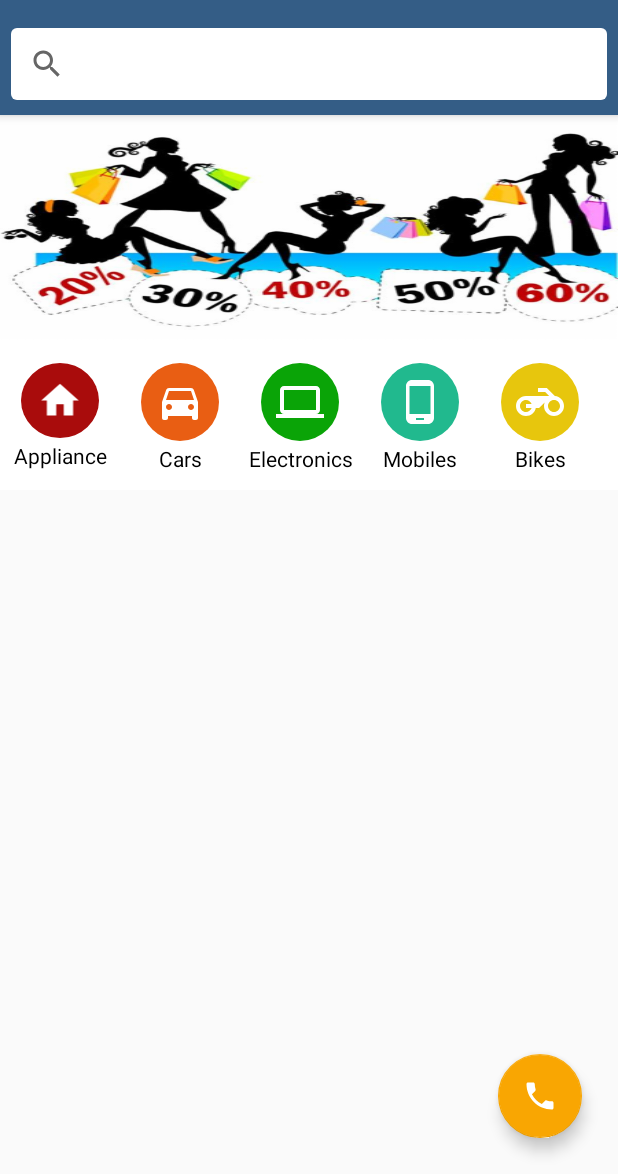
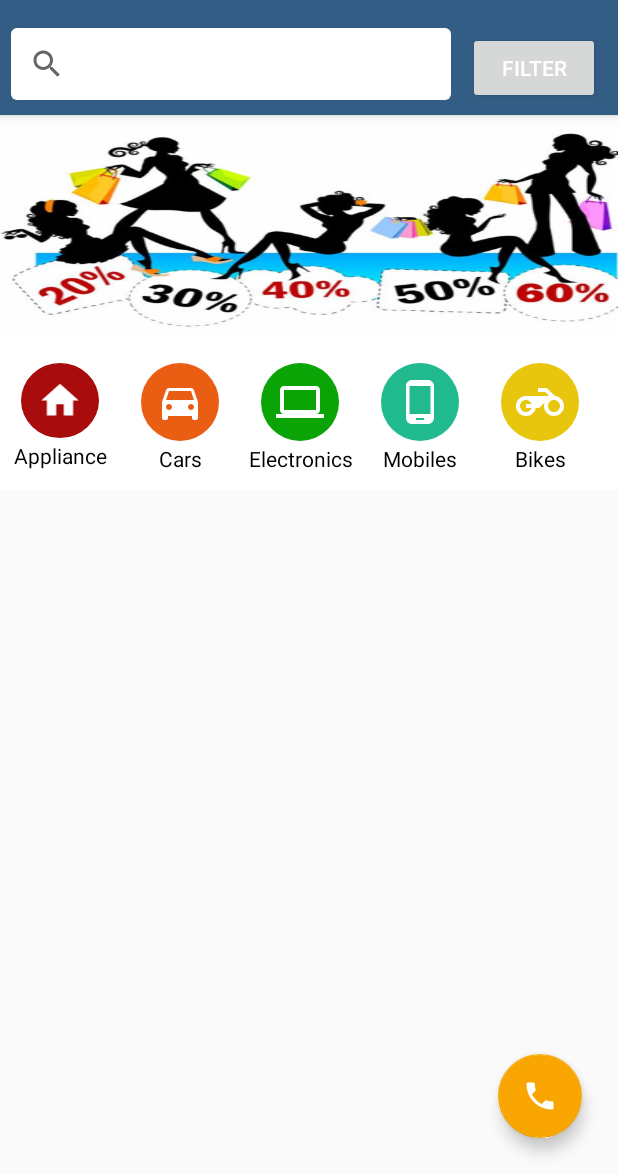
Before and after one commit to AndroidPayal/Ecommerce1, an Android app: the screen it shows after launch (GuestActivity), on a phone screen of 412 x 824 dp, the part 62-1236 px from its top. Run offline under Robolectric (Android 15) with nearby library versions, the phone set to English and light mode, and no system bars; our stand-ins replace Picasso, Volley; network calls fail; pictures from the network do not load; Roboto replaces fonts that are not available here.

Commit message:
CHANGES MADE AT 6:16 PM AFTER MODULE FAIL WARNING ON UNMESH'S SYSTEM

```diff
--- /dev/null
+++ b/app/src/main/res/drawable/ic_settings_input_component_white_24dp.xml
@@ -0,0 +1,5 @@
+<vector android:height="24dp" android:tint="#FFFFFF"
+    android:viewportHeight="24.0" android:viewportWidth="24.0"
+    android:width="24dp" xmlns:android="http://schemas.android.com/apk/res/android">
+    <path android:fillColor="#FF000000" android:pathData="M5,2c0,-0.55 -0.45,-1 -1,-1s-1,0.45 -1,1v4L1,6v6h6L7,6L5,6L5,2zM9,16c0,1.3 0.84,2.4 2,2.82L11,23h2v-4.18c1.16,-0.41 2,-1.51 2,-2.82v-2L9,14v2zM1,16c0,1.3 0.84,2.4 2,2.82L3,23h2v-4.18C6.16,18.4 7,17.3 7,16v-2L1,14v2zM21,6L21,2c0,-0.55 -0.45,-1 -1,-1s-1,0.45 -1,1v4h-2v6h6L23,6h-2zM13,2c0,-0.55 -0.45,-1 -1,-1s-1,0.45 -1,1v4L9,6v6h6L15,6h-2L13,2zM17,16c0,1.3 0.84,2.4 2,2.82L19,23h2v-4.18c1.16,-0.41 2,-1.51 2,-2.82v-2h-6v2z"/>
+</vector>
--- a/app/src/main/res/layout/activity_guest.xml
+++ b/app/src/main/res/layout/activity_guest.xml
@@ -40,22 +40,62 @@
             app:contentInsetStart="0dp"
             >
 
+            <LinearLayout
+                android:layout_width="match_parent"
+                android:layout_height="wrap_content"
+                android:orientation="horizontal"
+                android:weightSum="4"
+                >
+
+
                 <SearchView
                     android:id="@+id/guest_activity_search"
-                android:layout_width="match_parent"
+                    android:layout_width="0dp"
                     android:layout_height="wrap_content"
-                android:gravity="center_vertical"
-                android:textColorHint="#656565"
-                android:layout_marginTop="4dp"
                     android:layout_marginBottom="10dp"
                     android:layout_marginLeft="7dp"
                     android:layout_marginRight="7dp"
+                    android:layout_marginTop="4dp"
+                    android:layout_weight="3.9"
+                    android:background="@drawable/input_search_background"
                     android:drawablePadding="7dp"
-                android:textSize="12dp"
                     android:drawableStart="@drawable/ic_search_black_24dp"
+                    android:gravity="center_vertical"
                     android:hint="Search products here"
-                android:background="@drawable/input_search_background"
+                    android:textColorHint="#656565"
+                    android:textSize="12dp" />
+
+            <Button
+                android:layout_width="wrap_content"
+                android:layout_height="wrap_content"
+                android:layout_margin="4dp"
+                android:padding="4dp"
+                android:layout_gravity="center_vertical"
+                android:text="Filter"
                 />
+
+
+            </LinearLayout>
+
+
+
+
+            <!--<SearchView-->
+                <!--android:id="@+id/guest_activity_search"-->
+                <!--android:layout_width="match_parent"-->
+                <!--android:layout_height="wrap_content"-->
+                <!--android:gravity="center_vertical"-->
+                <!--android:textColorHint="#656565"-->
+                <!--android:layout_marginTop="4dp"-->
+                <!--android:layout_marginBottom="10dp"-->
+                <!--android:layout_marginLeft="7dp"-->
+                <!--android:layout_marginRight="7dp"-->
+                <!--android:drawablePadding="7dp"-->
+                <!--android:textSize="12dp"-->
+                <!--android:drawableStart="@drawable/ic_search_black_24dp"-->
+                <!--android:hint="Search products here"-->
+                <!--android:background="@drawable/input_search_background"-->
+                <!--/>-->
 
         </android.support.v7.widget.Toolbar>
 
```
Lines whose indentation alone changed are shown as unchanged.
